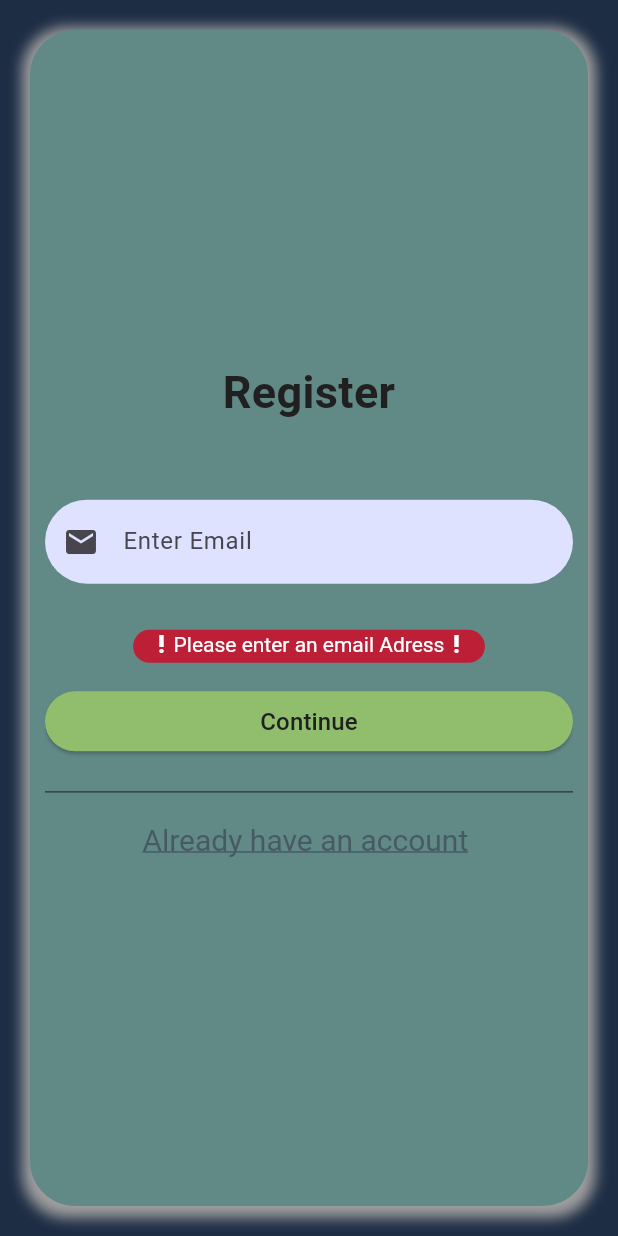
After one commit to brocatz/Flutter-Mobile-V3, a Flutter app: the screen it shows after launch, scrolled down 1648 dp, after a tap on "Continue", on a phone screen of 412 x 824 dp. The commit adds this screen. Run offline on Flutter 3.47's test engine with Material 3 defaults, Android fonts, the phone set to English and light mode, and no system bars; our stand-ins replace badges, email_validator, toggle_switch; missing offline and left inert: sign_button.

Commit message:
Fix TextButton not registrating events and layout issues

```diff
--- a/lib/changeNotifier/form_botifier.dart
+++ b/lib/changeNotifier/form_notifier.dart
@@ -2,9 +2,9 @@ import 'package:flutter/cupertino.dart';
 
 class FormNotifier with ChangeNotifier {
   // The controller that is Register ⇆ SignIn (Left to Rigth)
-  PageController _controller1 = new PageController(initialPage: 0);
+  final PageController _controller1 = new PageController(initialPage: 0);
   // The controller that is RegisterPart1 and Register part2 ⇵ (Top to Bottom)
-  PageController _controller2 = new PageController(initialPage: 0);
+  final PageController _controller2 = new PageController(initialPage: 0);
 
   PageController get getFormPageController2 => _controller2;
   PageController get getFormPageController1 => _controller1;
@@ -15,6 +15,12 @@ class FormNotifier with ChangeNotifier {
     notifyListeners();
   }
 
+  void changeToSignInPagePageView() {
+    _controller1.animateToPage(2,
+        duration: Duration(milliseconds: 500), curve: Curves.easeIn);
+    notifyListeners();
+  }
+
   Future<PageController> changeToRegisterPart1() async {
     return _controller2;
     // notifyListeners();
--- a/lib/constant/Constant.dart
+++ b/lib/constant/Constant.dart
@@ -10,6 +10,7 @@ const Color discoverMenuItemBackgroundColor =
 const Color warningColor = Color(0xFFbd1f36);
 
 const Color cartTitleColor = Color(0xFFf1dca7);
+const Color textDarkColor = Color.fromRGBO(32, 32, 32, 1);
 
 // Text Color
 
--- a/lib/main.dart
+++ b/lib/main.dart
@@ -1,9 +1,10 @@
 import 'package:flutter/material.dart';
+import 'package:flutter/rendering.dart';
 import 'package:flutter/services.dart';
 import 'package:flutter_form_remake/changeNotifier/cart_notifier.dart';
-import 'package:flutter_form_remake/changeNotifier/form_botifier.dart';
+import 'package:flutter_form_remake/changeNotifier/form_notifier.dart';
 import 'package:flutter_form_remake/pageViews/register_and_sign_in_global_page_view.dart';
-import 'package:flutter_form_remake/pageViews/sign_in_screen.dart';
+// import 'package:flutter_form_remake/pageViews/sign_in_screen.dart';
 import 'package:provider/provider.dart';
 
 void main() {
@@ -15,6 +16,7 @@ void main() {
     DeviceOrientation.portraitUp,
     DeviceOrientation.portraitDown,
   ]);
+
   runApp(const MyApp());
 }
 
--- /dev/null
+++ b/lib/models/register_model.dart
@@ -0,0 +1,12 @@
+import 'package:flutter_form_remake/constant/constant.dart';
+
+class RegisterModel {
+  String? userName;
+  String? firstName;
+  String? lastName;
+  String? emailAdress;
+  String? password;
+  String? confirmPassword;
+  Gender? gender;
+  DateTime? birthday;
+}
--- a/lib/models/user_dto_model.dart
+++ /dev/null
@@ -1,3 +0,0 @@
-class UserDtoModel {
-
-}
--- /dev/null
+++ b/lib/pageViews/pre_register_screen.dart
@@ -0,0 +1,168 @@
+import 'package:email_validator/email_validator.dart';
+import 'package:flutter/material.dart';
+import 'package:flutter_form_remake/changeNotifier/form_notifier.dart';
+import 'package:flutter_form_remake/constant/Constant.dart';
+
+import 'package:flutter_form_remake/widgets/error_custom_registration_animation.dart';
+import 'package:provider/provider.dart';
+
+class PreRegisterForm extends StatefulWidget {
+  const PreRegisterForm({super.key});
+  @override
+  State<PreRegisterForm> createState() {
+    return _PreRegisterFormState();
+  }
+}
+
+class _PreRegisterFormState extends State<PreRegisterForm> {
+  final GlobalKey<FormState> _formkey = GlobalKey<FormState>();
+
+  String? email;
+
+  String? emailError;
+  bool _isEmailErrorActive = false;
+
+  @override
+  Widget build(BuildContext buildContext) {
+    return Consumer<FormNotifier>(
+      builder: (context, formNotifier, child) => Form(
+          key: _formkey,
+          child: Column(
+            mainAxisAlignment: MainAxisAlignment.center,
+            children: [
+              Stack(
+                  alignment: Alignment.topCenter,
+                  clipBehavior: Clip.none,
+                  // Order of rendering
+                  children: [
+                    ListView(shrinkWrap: true, children: [
+                      _buildFormTitle(),
+                      SizedBox(height: 50),
+                      _buildEmail(),
+                      SizedBox(height: 10),
+                      buildCustomErrorWidgetOfType(
+                          emailError, _isEmailErrorActive),
+                      SizedBox(height: 15),
+                      _buildContinueButton(),
+                      SizedBox(height: 15),
+                      Divider(color: Color.fromRGBO(0, 0, 0, .5)),
+                    ]),
+                  ]),
+              Row(
+                  mainAxisAlignment: MainAxisAlignment.center,
+                  children: [_buildAlreadySignIn(formNotifier)])
+            ],
+          )),
+    );
+  }
+
+  Widget _buildFormTitle() {
+    return Text(
+      "Register",
+      style: TextStyle(
+          fontSize: 30, fontWeight: FontWeight.bold, color: textDarkColor),
+      textAlign: TextAlign.center,
+    );
+  }
+
+  Widget _buildEmail() {
+    return TextFormField(
+      style: TextStyle(
+        fontSize: 16,
+      ),
+      textCapitalization: TextCapitalization.none,
+      keyboardType: TextInputType.emailAddress,
+      decoration: InputDecoration(
+          hintText: 'Enter Email',
+          prefixIcon: Icon(Icons.mail),
+          border: OutlineInputBorder(
+              borderRadius: BorderRadius.all(Radius.circular(30)),
+              borderSide: BorderSide.none),
+          filled: true,
+          fillColor: Color(0xFFdee2ff),
+          errorStyle: TextStyle(height: 0, color: Colors.transparent)),
+      onSaved: (value) {
+        email = value;
+      },
+      onChanged: (value) {
+        setState(() {
+          _isEmailErrorActive = false;
+        });
+      },
+      validator: (value) {
+        if (value!.isEmpty) {
+          setState(() {
+            emailError = 'Please enter an email Adress';
+            _isEmailErrorActive = true;
+          });
+          return emailError;
+        }
+
+        if (!EmailValidator.validate(value)) {
+          setState(() {
+            emailError = 'Please enter a valid email address';
+            _isEmailErrorActive = true;
+          });
+          return emailError;
+        }
+
+        return null; // Validation Successful
+      },
+      enableInteractiveSelection: false,
+      // toolbarOptions: ToolbarOptions(
+      //   copy: false,
+      //   cut: false,
+      //   selectAll: false,
+      //   paste: false,
+      // ),
+    );
+  }
+
+  Widget _buildContinueButton() {
+    return ElevatedButton(
+      style: ButtonStyle(
+          backgroundColor: WidgetStateProperty.all<Color>(formButtonColor),
+          shape: WidgetStateProperty.all<RoundedRectangleBorder>(
+              RoundedRectangleBorder(
+                  borderRadius: BorderRadius.all(Radius.circular(30))))),
+      child: Text("Continue",
+          style: TextStyle(fontSize: 16.0, color: textDarkColor)),
+      onPressed: () async {
+        //  Step 1 :  Save the current form values
+        // In this case the value of the email , without any errors
+        if (!_formkey.currentState!.validate()) {
+          return;
+        }
+
+        _formkey.currentState!.save();
+        //  Step 2 : Use the Provider, changeNotfifier to switch pageview
+        //
+      },
+    );
+  }
+
+  Widget _buildAlreadySignIn(FormNotifier formNotifier) => TextButton(
+        style:
+            ButtonStyle(textStyle: WidgetStateTextStyle.resolveWith((states) {
+          if (states.contains(WidgetState.pressed)) {
+            return TextStyle(
+                fontSize: 20.0,
+                color: Color.fromARGB(255, 37, 3, 132),
+                decoration: TextDecoration.underline);
+          }
+          return TextStyle(
+              fontSize: 20.0,
+              color: Colors.blueGrey[800],
+              decoration: TextDecoration.underline);
+        })),
+        onPressed: () {
+          print("Button Pressed");
+          formNotifier.changeToSignInPagePageView();
+          //
+        },
+        child: Text(
+          "Already have an account ",
+          style: TextStyle(color: Colors.blueGrey[700]),
+        ),
+      );
+}
--- a/lib/pageViews/register_and_sign_in_global_page_view.dart
+++ b/lib/pageViews/register_and_sign_in_global_page_view.dart
@@ -1,6 +1,7 @@
 import 'package:flutter/cupertino.dart';
 import 'package:flutter/material.dart';
-import 'package:flutter_form_remake/changeNotifier/form_botifier.dart';
+import 'package:flutter_form_remake/changeNotifier/form_notifier.dart';
+import 'package:flutter_form_remake/pageViews/pre_register_screen.dart';
 import 'package:flutter_form_remake/pageViews/register_screen.dart';
 import 'package:flutter_form_remake/pageViews/register_screen_part2.dart';
 import 'package:flutter_form_remake/pageViews/sign_in_screen.dart';
@@ -30,6 +31,8 @@ class RegisterAndSignInGlobalPageView extends StatelessWidget {
                 // _application(RegisterForm(formNotifier: formNotifier)),
                 _application(RegisterForm()),
                 _application(RegisterFormPart2()),
+                //Currently testing this section
+                _application(PreRegisterForm()),
               ],
             ),
             _application(SignIn())
--- a/lib/pageViews/register_screen_part2.dart
+++ b/lib/pageViews/register_screen_part2.dart
@@ -5,6 +5,8 @@ import 'package:flutter_form_remake/widgets/error_custom_registration_animation.
 import 'package:toggle_switch/toggle_switch.dart';
 
 class RegisterFormPart2 extends StatefulWidget {
+  const RegisterFormPart2({super.key});
+
   @override
   // _RegisterFormPart2State createState() => _RegisterFormPart2State();
   State<RegisterFormPart2> createState() => _RegisterFormPart2State();
@@ -268,10 +270,7 @@ class _RegisterFormPart2State extends State<RegisterFormPart2> {
           ))),
       child: Text(
         'Register',
-        style: TextStyle(
-          fontSize: 16.0,
-          color: Colors.black,
-        ),
+        style: TextStyle(fontSize: 16.0, color: textDarkColor),
       ),
       onPressed: () async {
         if (!_formKey.currentState!.validate()) return;
--- a/lib/pageViews/sign_in_screen.dart
+++ b/lib/pageViews/sign_in_screen.dart
@@ -10,8 +10,11 @@ import 'dart:io';
 
 // This is in the pageView
 class SignIn extends StatefulWidget {
+  const SignIn({super.key});
+
+  // _SignInState createState() => _SignInState();
   @override
-  _SignInState createState() => _SignInState();
+  State<SignIn> createState() => _SignInState();
 }
 
 class _SignInState extends State<SignIn> {
@@ -190,7 +193,7 @@ class _SignInState extends State<SignIn> {
       });
 
   Widget _buildLostPassword() => InkWell(
-        onTap: () {},
+        onTap: () async {},
         child: Text(
           "Lost Password ?",
           style: TextStyle(
--- a/lib/widgets/error_custom_registration_animation.dart
+++ b/lib/widgets/error_custom_registration_animation.dart
@@ -1,4 +1,5 @@
 import 'package:flutter/material.dart';
+import 'package:flutter_form_remake/constant/constant.dart';
 
 Widget buildCustomErrorWidgetOfType(
     String? errorMessage, bool isErrorOfTypeActive) {
@@ -14,7 +15,7 @@ Widget buildCustomErrorWidgetOfType(
         padding: EdgeInsets.symmetric(horizontal: 10, vertical: 1 / 2),
         decoration: BoxDecoration(
             color: isErrorOfTypeActive
-                ? Color(0xFFbd1f36)
+                ? warningColor
                 : Colors.transparent, //Color(0xFFa01a58),
             border: Border.all(style: BorderStyle.none),
             borderRadius: BorderRadius.all(Radius.circular(30))),
--- a/pubspec.yaml
+++ b/pubspec.yaml
@@ -1,5 +1,5 @@
 name: flutter_form_remake
-description: "A new Flutter project."
+description: "A migration of the flutter_form project in github"
 # The following line prevents the package from being accidentally published to
 # pub.dev using `flutter pub publish`. This is preferred for private packages.
 publish_to: 'none' # Remove this line if you wish to publish to pub.dev
```
